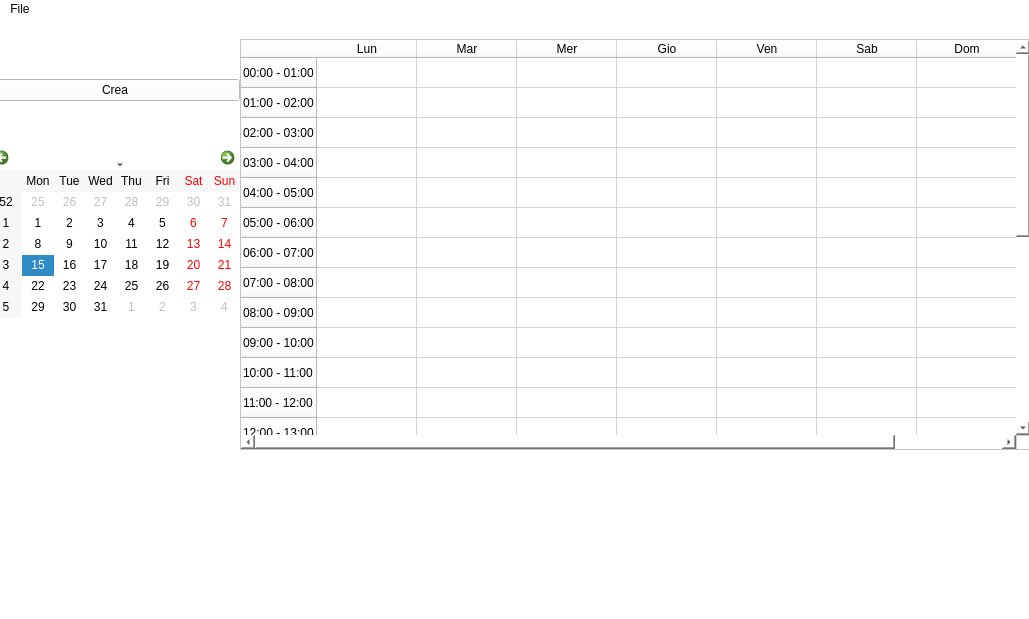
Old version of the form CalendarToDoList/mainwindow.ui in the repository DarthReca/calendar-to-do-list.
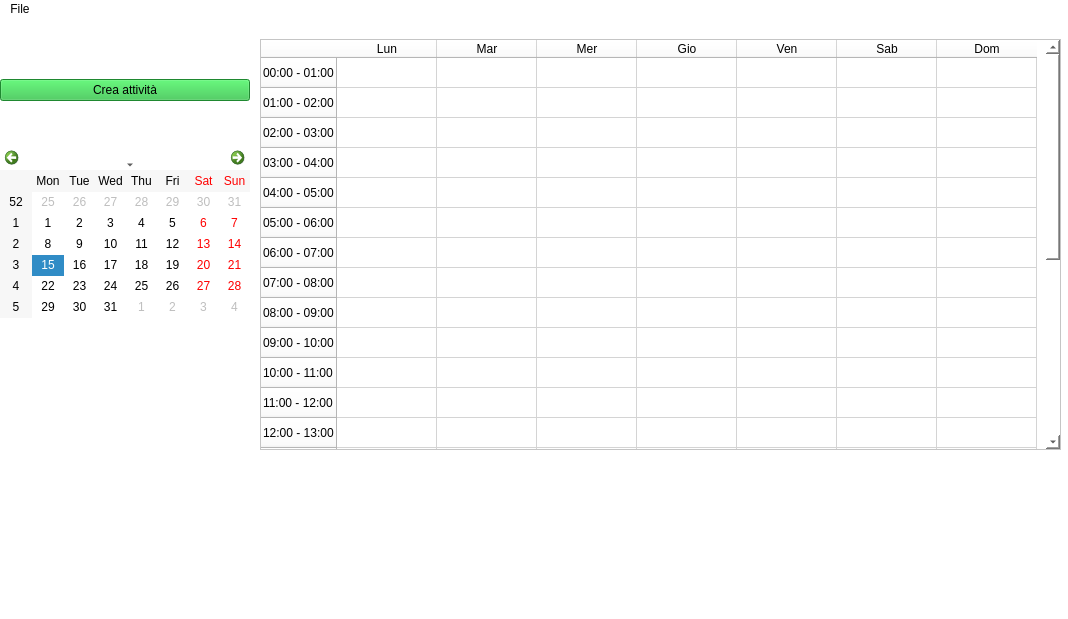
New version of the form.

Diff of the .ui file:
```diff
--- a/CalendarToDoList/mainwindow.ui
+++ b/CalendarToDoList/mainwindow.ui
@@ -6,7 +6,7 @@
    <rect>
     <x>0</x>
     <y>0</y>
-    <width>1029</width>
+    <width>1068</width>
     <height>619</height>
    </rect>
   </property>
@@ -26,9 +26,9 @@
    <widget class="QTableWidget" name="tableWidget">
     <property name="geometry">
      <rect>
-      <x>240</x>
+      <x>260</x>
       <y>20</y>
-      <width>791</width>
+      <width>801</width>
       <height>411</height>
      </rect>
     </property>
@@ -198,7 +198,7 @@
    <widget class="QWidget" name="layoutWidget">
     <property name="geometry">
      <rect>
-      <x>-10</x>
+      <x>0</x>
       <y>60</y>
       <width>250</width>
       <height>239</height>
@@ -214,12 +214,11 @@
         </size>
        </property>
        <property name="styleSheet">
-        <string notr="true">background-color: rgb(255, 255, 255);
-border-color: rgb(122, 122, 122);
-font: 8pt &quot;Bahnschrift SemiLight&quot;;</string>
+        <string notr="true">font: 8pt &quot;Bahnschrift SemiLight&quot;;
+background-color: rgb(43, 191, 67);</string>
        </property>
        <property name="text">
-        <string>Crea</string>
+        <string>Crea attività</string>
        </property>
       </widget>
      </item>
@@ -240,7 +239,11 @@
       </spacer>
      </item>
      <item>
-      <widget class="QCalendarWidget" name="calendarWidget"/>
+      <widget class="QCalendarWidget" name="monthlyCalendar">
+       <property name="styleSheet">
+        <string notr="true">border-color: rgb(59, 0, 176);</string>
+       </property>
+      </widget>
      </item>
     </layout>
    </widget>
@@ -250,7 +253,7 @@
     <rect>
      <x>0</x>
      <y>0</y>
-     <width>1029</width>
+     <width>1068</width>
      <height>21</height>
     </rect>
    </property>
```
Left out of the diff: 8 changed lines with no effect on the pictures.
